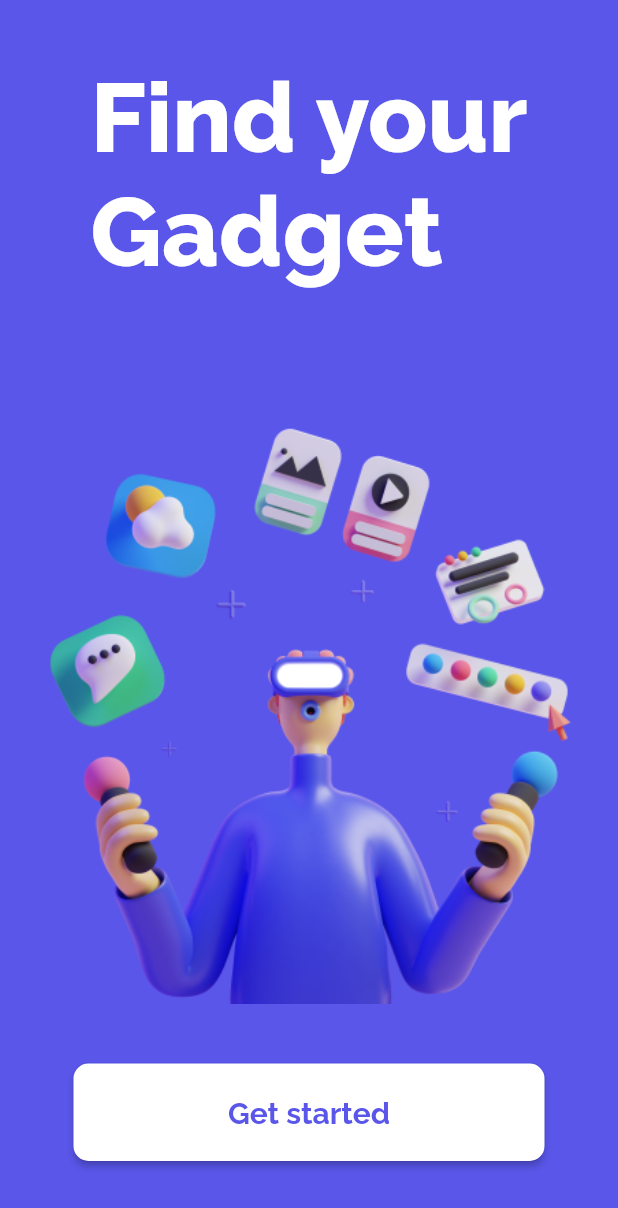
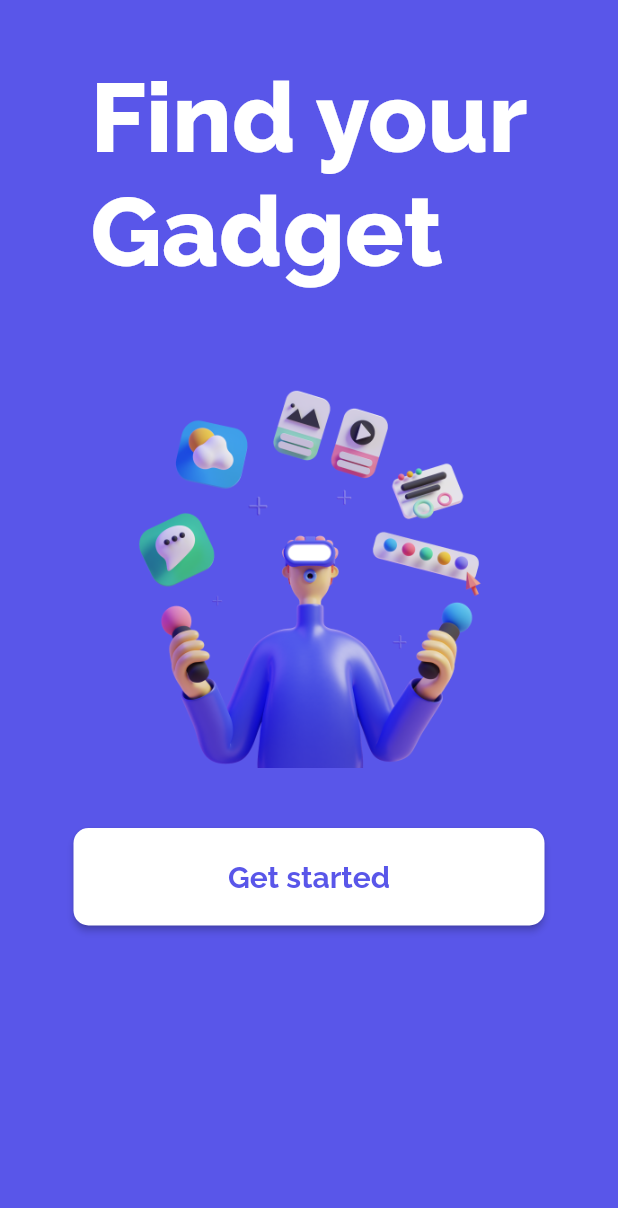
Before and after one commit to ADARSH-PS123/E-commerce-flutter-app, a Flutter app: the screen it shows after launch, on a phone screen of 412 x 824 dp. Shown: the top 1208 px of the screen. Run offline on Flutter 3.47's test engine with Material 2 defaults, Android fonts, the phone set to English and light mode, and no system bars; our stand-ins replace bloc, bloc_concurrency, cached_network_image, carousel_slider, cloud_firestore, dartz and 14 more; missing offline and left inert: dart:ffi, flutter_stripe; accounts and stored records are empty.

Commit message:
some ui modifications

```diff
--- a/lib/presentation/launcherPage/launcherPage.dart
+++ b/lib/presentation/launcherPage/launcherPage.dart
@@ -2,6 +2,7 @@
 import 'package:ecommerce/core/colors.dart';
 import 'package:ecommerce/presentation/Widgets/widgets.dart';
 import 'package:ecommerce/presentation/logInReg/loginPage.dart';
+import 'package:ecommerce/presentation/responsive.dart';
 
 import 'package:flutter/material.dart';
 
@@ -16,8 +17,9 @@ class LauncherPage extends StatelessWidget {
     return Scaffold(
 
       backgroundColor: blueBackgroundColor,
-      body: Column(
-
+      body: SingleChildScrollView(
+        child: Column(
+          mainAxisAlignment: MainAxisAlignment.center,
           children: [
 
             const Padding(
@@ -27,29 +29,31 @@ class LauncherPage extends StatelessWidget {
                 color: whiteColor,fontSize: 65,fontWeight: FontWeight.w800,
               ),),
             ),
-          Expanded(
-
-            child: Container(
+            Responsive.isMobile(context)?
+            Container(
+              height: 300,
               decoration: const BoxDecoration(
 
                 image:DecorationImage(image:AssetImage('assets/images/onboard.png'))
               ),
 
 
-              ),
-            ),
+              ):const SizedBox.shrink(),
 
-          Padding(
+            Center(
+              child: Padding(
                 padding:  const EdgeInsets.only(bottom: 50,top: 40),
                 child:mainButton(context: context, buttonName: "Get started",bgColor: whiteColor,textColor: blueBackgroundColor, ontap: () { Navigator.of(context)
                   .pushReplacement(MaterialPageRoute(builder: (context) {
                 return const LogInReg();
               })); }),
               ),
+            ),
 
 
           ],
         ),
+      ),
     );
   }
 }
--- a/lib/presentation/mainPages/homePage/widgets/homeWidgets.dart
+++ b/lib/presentation/mainPages/homePage/widgets/homeWidgets.dart
@@ -1,3 +1,4 @@
+import 'package:ecommerce/application/productBloc/product_bloc_bloc.dart';
 import 'package:ecommerce/core/colors.dart';
 import 'package:ecommerce/presentation/responsive.dart';
 import 'package:flutter/material.dart';
@@ -6,13 +7,10 @@ import 'package:flutter_bloc/flutter_bloc.dart';
 PreferredSize homeAppBar(
   BuildContext context,
   GlobalKey<ScaffoldState> _scaffoldKey,
-
   void Function(String)? onChanged,
 ) {
   return PreferredSize(
-    preferredSize:
-         const Size.fromHeight(100),
-
+    preferredSize: const Size.fromHeight(100),
     child: Padding(
       padding: Responsive.isMobile(context)
           ? const EdgeInsets.symmetric(vertical: 20, horizontal: 30)
@@ -32,9 +30,14 @@ PreferredSize homeAppBar(
         ),
         title: SizedBox(
           height: 55,
-          width: Responsive.isMobile(context)?double.infinity:300,
+          width: Responsive.isMobile(context) ? double.infinity : 300,
           child: TextFormField(
             onChanged: onChanged,
+            initialValue: context
+                .read<ProductWatcherBloc>()
+                .state
+                .searchData
+                .getOrElse(''),
             decoration: InputDecoration(
                 hintText: "Search",
                 hintStyle: const TextStyle(color: greyColor),
```
Lines whose indentation alone changed are shown as unchanged.
